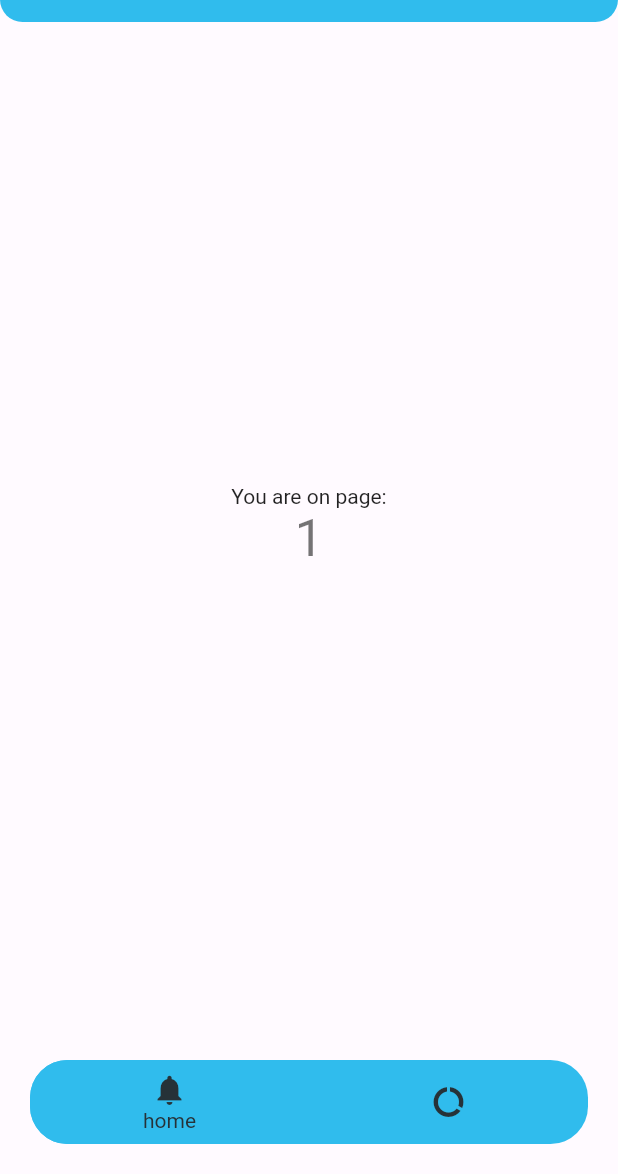
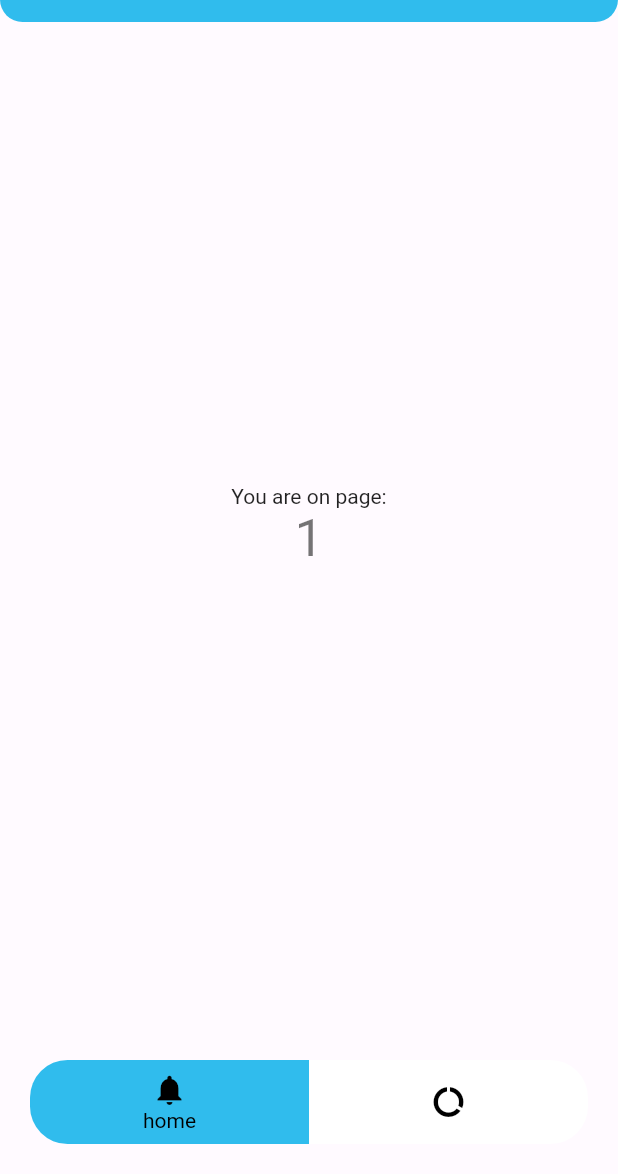
Before and after one commit to elliotnash/KilnController, a Flutter app: the screen it shows after launch, on a phone screen of 412 x 824 dp, the part 62-1236 px from its top. Run offline on Flutter 3.47's test engine with Material 2 defaults, Android fonts, the phone set to English and light mode, and no system bars; drawn by our look-alikes of flutter_snake_navigationbar; our stand-ins replace vibration.

Commit message:
use onSurface for nav bar theme

```diff
--- a/client/lib/main.dart
+++ b/client/lib/main.dart
@@ -81,8 +81,9 @@ class _HomeState extends State<Home> with TickerProviderStateMixin {
 
   @override
   Widget build(BuildContext context) {
+    final theme = Theme.of(context);
     return Scaffold(
-      backgroundColor: Theme.of(context).colorScheme.background,
+      backgroundColor: theme.colorScheme.background,
       extendBodyBehindAppBar: true,
       appBar: AppBar(
         title: Text(widget.title),
@@ -99,10 +100,10 @@ class _HomeState extends State<Home> with TickerProviderStateMixin {
           shape: const RoundedRectangleBorder(
             borderRadius: BorderRadius.all(Radius.circular(25)),
           ),
-          backgroundColor: Theme.of(context).primaryColor,
-          snakeViewColor: KilnColors.cyan,
-          selectedItemColor: Colors.blueGrey[900],
-          unselectedItemColor: Colors.blueGrey[900],
+          backgroundColor: theme.colorScheme.surface,
+          snakeViewColor: theme.colorScheme.primary,
+          selectedItemColor: theme.colorScheme.onPrimary,
+          unselectedItemColor: theme.colorScheme.onSurface,
           showSelectedLabels: true,
           currentIndex: _tab.index,
           onTap: (index) {
```
